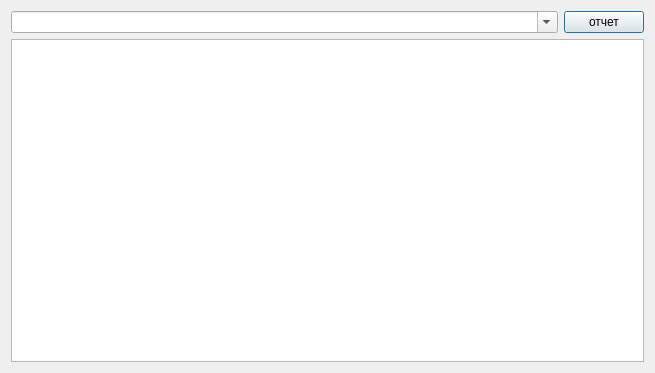
This is dialogreport.ui in SevenLines/Tube as Qt 5 draws it before an edit. The edited form follows.
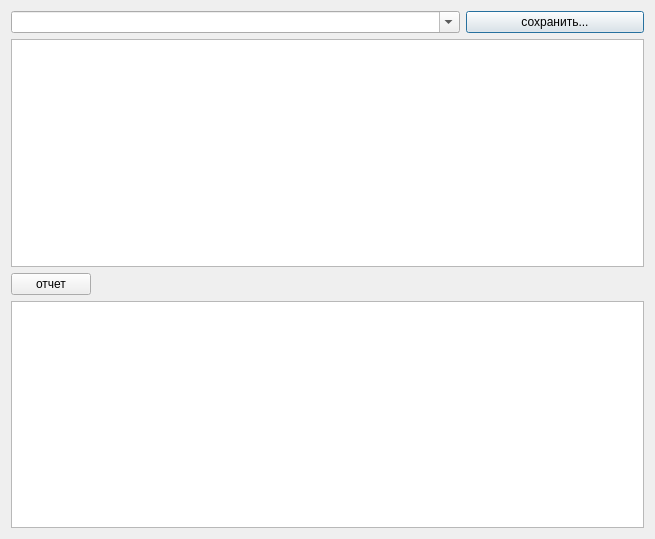
This is the edited form. Custom widgets are drawn as their Qt base class.

```diff
--- a/dialogreport.ui
+++ b/dialogreport.ui
@@ -7,14 +7,27 @@
     <x>0</x>
     <y>0</y>
     <width>655</width>
-    <height>373</height>
+    <height>539</height>
    </rect>
   </property>
   <property name="windowTitle">
    <string>Dialog</string>
   </property>
   <layout class="QGridLayout" name="gridLayout">
-   <item row="0" column="2">
+   <item row="1" column="0" colspan="4">
+    <widget class="TextEdit" name="textEdit"/>
+   </item>
+   <item row="3" column="0" colspan="4">
+    <widget class="QTextEdit" name="txtReport"/>
+   </item>
+   <item row="0" column="3">
+    <widget class="QPushButton" name="pushButton">
+     <property name="text">
+      <string>сохранить...</string>
+     </property>
+    </widget>
+   </item>
+   <item row="2" column="0">
     <widget class="QPushButton" name="btnReport">
      <property name="sizePolicy">
       <sizepolicy hsizetype="Maximum" vsizetype="Fixed">
@@ -27,10 +40,7 @@
      </property>
     </widget>
    </item>
-   <item row="2" column="0" colspan="3">
-    <widget class="QTextEdit" name="txtReport"/>
-   </item>
-   <item row="0" column="0" colspan="2">
+   <item row="0" column="0" colspan="3">
     <widget class="QComboBox" name="cmbTemplate">
      <property name="editable">
       <bool>true</bool>
@@ -39,6 +49,13 @@
    </item>
   </layout>
  </widget>
+ <customwidgets>
+  <customwidget>
+   <class>TextEdit</class>
+   <extends>QTextEdit</extends>
+   <header>textedit.h</header>
+  </customwidget>
+ </customwidgets>
  <resources/>
  <connections>
   <connection>
```
Left out of the diff: 4 changed lines with no effect on the pictures.
